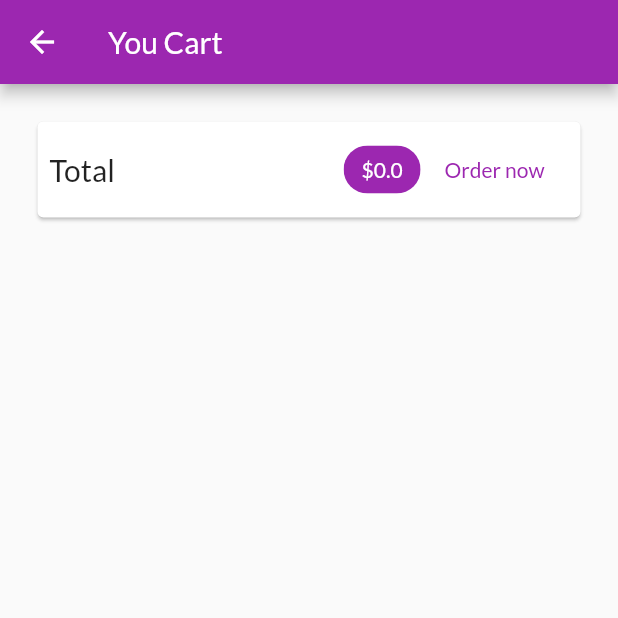
After one commit to Devl326789/ShopApp, a Flutter app: the CartScreen screen opened by its route, on a phone screen of 412 x 824 dp, the top half of it. The commit adds this screen. Run offline on Flutter 3.47's test engine with Material 2 defaults, Android fonts, the phone set to English and light mode, and no system bars; network calls fail.

Commit message:
Displaying total in Cart

```diff
--- a/lib/main.dart
+++ b/lib/main.dart
@@ -4,6 +4,7 @@ import './screens/product_detail_screen.dart';
 import './providers/products.dart';
 import 'package:provider/provider.dart';
 import './providers/cart.dart';
+import './screens/cart_screen.dart';
 
 void main() => runApp(MyApp());
 
@@ -29,6 +30,7 @@ class MyApp extends StatelessWidget {
           home: ProductsOverviewScreen(),
           routes: {
             ProductDetailScreen.routeName: (ctx) => ProductDetailScreen(),
+            CartScreen.routeName: (ctx) => CartScreen(),
           }),
     );
   }
--- a/lib/providers/cart.dart
+++ b/lib/providers/cart.dart
@@ -23,6 +23,14 @@ class Cart with ChangeNotifier {
 
   int get itemCount {
     return _items.length;
+  }
+
+  double get totalAmount {
+    var total = 0.0;
+    _items.forEach((key, cartItem) {
+      total += cartItem.price * cartItem.quantity;
+    });
+    return total;
   }
 
   void addItem(
--- /dev/null
+++ b/lib/screens/cart_screen.dart
@@ -0,0 +1,51 @@
+import 'package:flutter/material.dart';
+import 'package:provider/provider.dart';
+import '../providers/cart.dart';
+
+class CartScreen extends StatelessWidget {
+  static const routeName = '/cart';
+
+  @override
+  Widget build(BuildContext context) {
+    final cart = Provider.of<Cart>(context);
+    return Scaffold(
+      appBar: AppBar(
+        title: Text('You Cart'),
+      ),
+      body: Column(
+        children: <Widget>[
+          Card(
+            margin: EdgeInsets.all(25),
+            child: Padding(
+              padding: EdgeInsets.all(8),
+              child: Row(
+                mainAxisAlignment: MainAxisAlignment.spaceBetween,
+                children: <Widget>[
+                  Text(
+                    'Total',
+                    style: TextStyle(fontSize: 20),
+                  ),
+                  Spacer(),
+                  Chip(
+                    label: Text(
+                      '\$${cart.totalAmount}',
+                      style: TextStyle(
+                        color: Theme.of(context).primaryTextTheme.title.color,
+                      ),
+                    ),
+                    backgroundColor: Theme.of(context).primaryColor,
+                  ),
+                  FlatButton(
+                    onPressed: () {},
+                    child: Text('Order now'),
+                    textColor: Theme.of(context).primaryColor,
+                  )
+                ],
+              ),
+            ),
+          )
+        ],
+      ),
+    );
+  }
+}
--- a/lib/screens/products_overview_screen.dart
+++ b/lib/screens/products_overview_screen.dart
@@ -3,6 +3,7 @@ import '../widgets/products_grid.dart';
 import '../widgets/badge.dart';
 import '../providers/cart.dart';
 import 'package:provider/provider.dart';
+import '../screens/cart_screen.dart';
 
 enum FilterOptions {
   Favorites,
@@ -54,7 +55,9 @@ class _ProductsOverviewScreenState extends State<ProductsOverviewScreen> {
               icon: Icon(
                 Icons.shopping_cart,
               ),
-              onPressed: () {},
+              onPressed: () {
+                Navigator.of(context).pushNamed(CartScreen.routeName);
+              },
             ),
           ),
         ],
```
